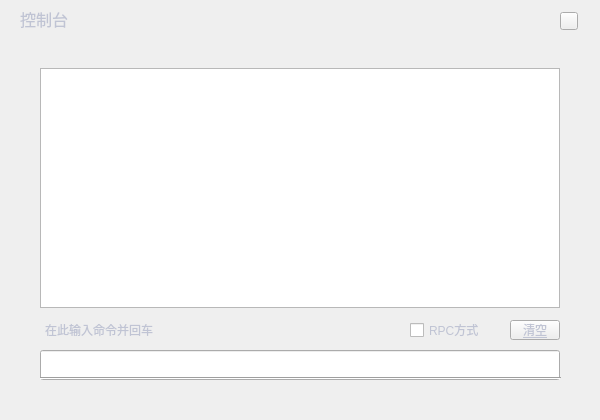
HcashOrg/hx-indicator, file consoledialog.ui: the form before one commit.
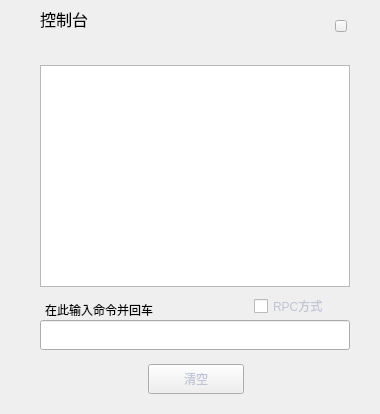
The form after the commit.

Patch:
```diff
--- a/consoledialog.ui
+++ b/consoledialog.ui
@@ -6,8 +6,8 @@
    <rect>
     <x>0</x>
     <y>0</y>
-    <width>600</width>
-    <height>420</height>
+    <width>380</width>
+    <height>414</height>
    </rect>
   </property>
   <property name="font">
@@ -26,8 +26,8 @@
     <rect>
      <x>0</x>
      <y>0</y>
-     <width>600</width>
-     <height>420</height>
+     <width>380</width>
+     <height>414</height>
     </rect>
    </property>
    <widget class="QWidget" name="containerWidget" native="true">
@@ -35,8 +35,8 @@
      <rect>
       <x>0</x>
       <y>0</y>
-      <width>600</width>
-      <height>420</height>
+      <width>380</width>
+      <height>414</height>
      </rect>
     </property>
     <property name="font">
@@ -48,9 +48,9 @@
      <property name="geometry">
       <rect>
        <x>40</x>
-       <y>68</y>
-       <width>520</width>
-       <height>240</height>
+       <y>65</y>
+       <width>310</width>
+       <height>222</height>
       </rect>
      </property>
      <property name="font">
@@ -65,16 +65,16 @@
       <enum>Qt::DefaultContextMenu</enum>
      </property>
      <property name="styleSheet">
-      <string notr="true"/>
+      <string notr="true">color: rgb(0, 0, 0);</string>
      </property>
     </widget>
     <widget class="QToolButton" name="clearBtn">
      <property name="geometry">
       <rect>
-       <x>510</x>
-       <y>320</y>
-       <width>50</width>
-       <height>20</height>
+       <x>148</x>
+       <y>364</y>
+       <width>96</width>
+       <height>30</height>
       </rect>
      </property>
      <property name="font">
@@ -84,7 +84,7 @@
        <weight>50</weight>
        <italic>false</italic>
        <bold>false</bold>
-       <underline>true</underline>
+       <underline>false</underline>
       </font>
      </property>
      <property name="cursor">
@@ -101,8 +101,8 @@
      <property name="geometry">
       <rect>
        <x>40</x>
-       <y>350</y>
-       <width>520</width>
+       <y>320</y>
+       <width>310</width>
        <height>30</height>
       </rect>
      </property>
@@ -121,7 +121,7 @@
     <widget class="QLabel" name="label">
      <property name="geometry">
       <rect>
-       <x>20</x>
+       <x>40</x>
        <y>8</y>
        <width>80</width>
        <height>21</height>
@@ -136,7 +136,7 @@
       </font>
      </property>
      <property name="styleSheet">
-      <string notr="true"/>
+      <string notr="true">color: rgb(0, 0, 0);</string>
      </property>
      <property name="text">
       <string>控制台</string>
@@ -148,10 +148,10 @@
     <widget class="QToolButton" name="closeBtn">
      <property name="geometry">
       <rect>
-       <x>560</x>
-       <y>12</y>
-       <width>18</width>
-       <height>18</height>
+       <x>335</x>
+       <y>20</y>
+       <width>12</width>
+       <height>12</height>
       </rect>
      </property>
      <property name="cursor">
@@ -168,7 +168,7 @@
      <property name="geometry">
       <rect>
        <x>45</x>
-       <y>320</y>
+       <y>300</y>
        <width>311</width>
        <height>20</height>
       </rect>
@@ -181,6 +181,9 @@
        <bold>false</bold>
       </font>
      </property>
+     <property name="styleSheet">
+      <string notr="true">color: rgb(0, 0, 0);</string>
+     </property>
      <property name="text">
       <string>在此输入命令并回车</string>
      </property>
@@ -188,8 +191,8 @@
     <widget class="QCheckBox" name="checkBox">
      <property name="geometry">
       <rect>
-       <x>410</x>
-       <y>320</y>
+       <x>254</x>
+       <y>296</y>
        <width>91</width>
        <height>20</height>
       </rect>
@@ -201,19 +204,6 @@
       <string>RPC方式</string>
      </property>
     </widget>
-    <widget class="Line" name="line">
-     <property name="geometry">
-      <rect>
-       <x>40</x>
-       <y>370</y>
-       <width>521</width>
-       <height>16</height>
-      </rect>
-     </property>
-     <property name="orientation">
-      <enum>Qt::Horizontal</enum>
-     </property>
-    </widget>
    </widget>
   </widget>
  </widget>
```
